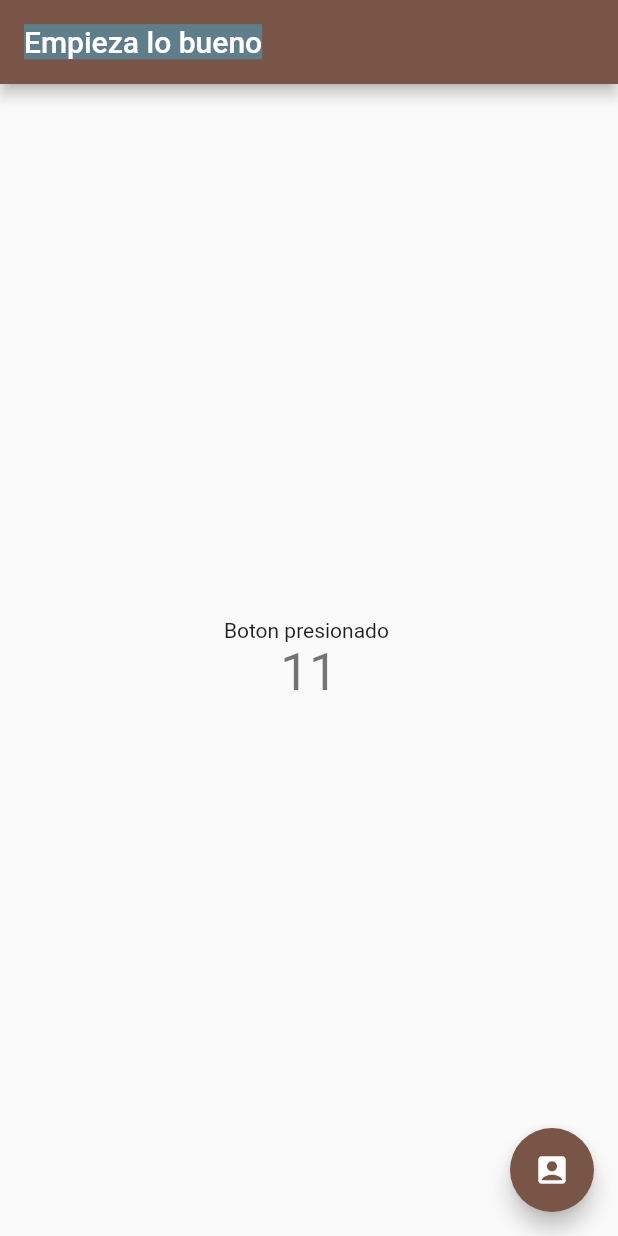
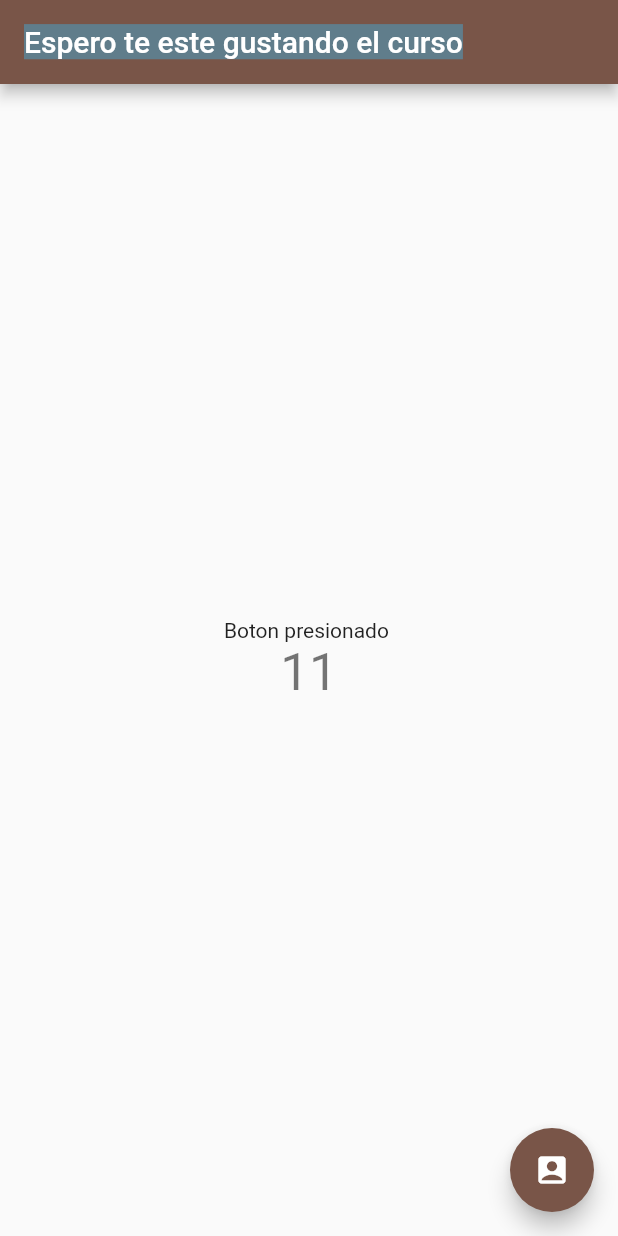
Before and after one commit to JesusArellano16/Git_GitHub, a Flutter app: the screen it shows after launch, on a phone screen of 412 x 824 dp. Run offline on Flutter 3.47's test engine with Material 2 defaults, Android fonts, the phone set to English and light mode, and no system bars.

Commit message:
Espero te guste el curso

```diff
--- a/lib/main.dart
+++ b/lib/main.dart
@@ -16,7 +16,7 @@ class MyApp extends StatelessWidget {
       theme: ThemeData(
         primarySwatch: Colors.brown,
       ),
-      home: const MyHomePage(title: 'Empieza lo bueno'),
+      home: const MyHomePage(title: 'Espero te este gustando el curso'),
     );
   }
 }
```
